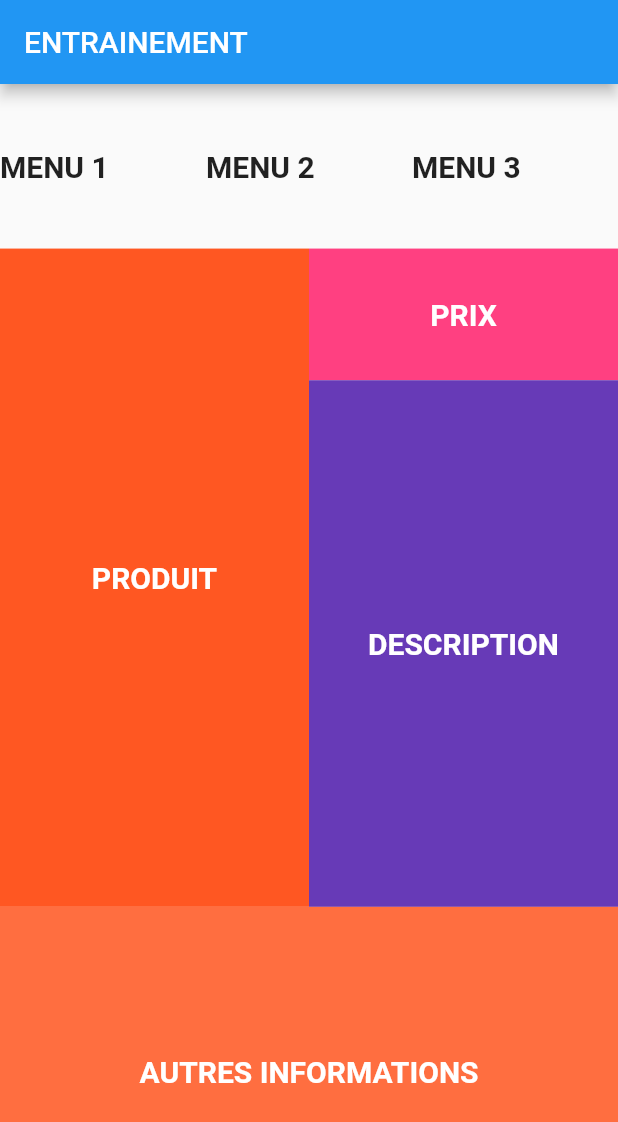
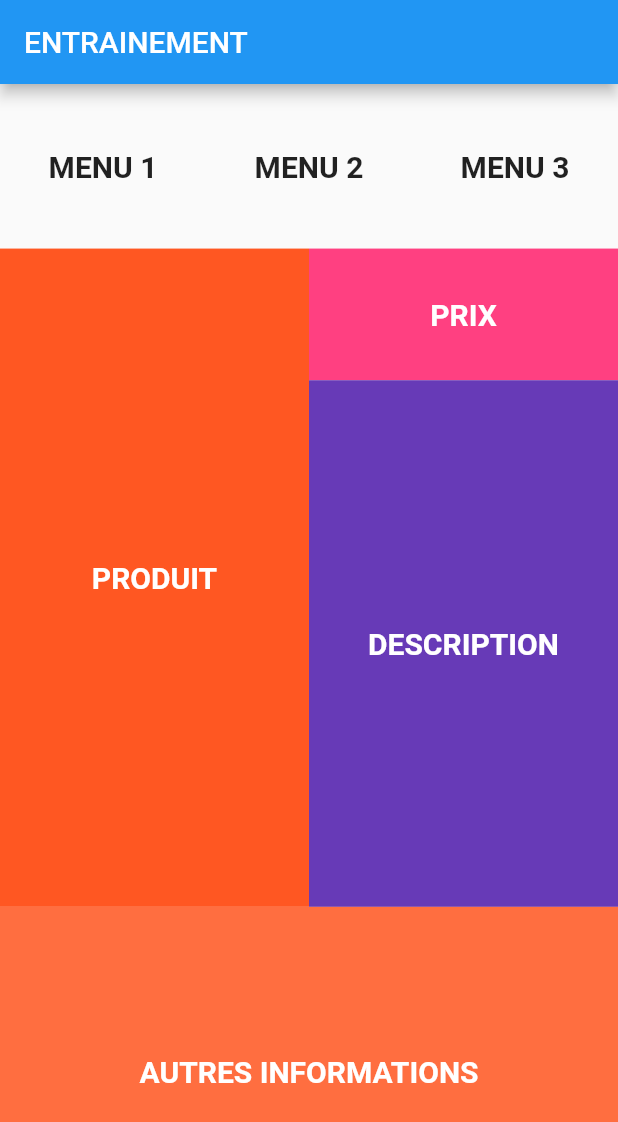
Before and after one commit to martinoyovo/flutter_formation_1, a Flutter app: the screen it shows after launch, on a phone screen of 412 x 824 dp. Shown: the top 1122 px of the screen. Run offline on Flutter 3.47's test engine with Material 2 defaults, Android fonts, the phone set to English and light mode, and no system bars.

```diff
--- a/lib/widgets/exercice2.dart
+++ b/lib/widgets/exercice2.dart
@@ -2,33 +2,20 @@ import 'package:flutter/cupertino.dart';
 import 'package:flutter/material.dart';
 
 class InfoCard extends StatelessWidget {
-
+  final menuTextStyle = TextStyle(fontSize: 20, fontWeight: FontWeight.bold);
   @override
   Widget build(BuildContext context) {
     return Column(
      children: <Widget>[
        Expanded(
          flex: 1,
-
            child: Row(
-             crossAxisAlignment: CrossAxisAlignment.center,
-             mainAxisAlignment: MainAxisAlignment.center,
+             //crossAxisAlignment: CrossAxisAlignment.center,
+             mainAxisAlignment: MainAxisAlignment.spaceAround,
            children: <Widget> [
-             Expanded(
-                 child: Container(
-                   child: Text("MENU 1", style: TextStyle(fontSize: 20, fontWeight: FontWeight.bold),),
-                 )
-             ),
-             Expanded(
-                 child: Container(
-                   child: Text("MENU 2", style: TextStyle(fontSize: 20, fontWeight: FontWeight.bold),),
-                 )
-             ),
-             Expanded(
-                 child: Container(
-                   child: Text("MENU 3", style: TextStyle(fontSize: 20, fontWeight: FontWeight.bold),),
-                 )
-             ),
+             Text("MENU 1", style: menuTextStyle),
+             Text("MENU 2", style: menuTextStyle),
+             Text("MENU 3", style: menuTextStyle),
            ],
 
        )),
@@ -47,6 +34,7 @@ class InfoCard extends StatelessWidget {
                Expanded(
                  flex: 5,
                  child: Column(
+                   //crossAxisAlignment: CrossAxisAlignment.center,
                    children: <Widget> [
                      Expanded(
                        flex: 2,
```
Also changed, not shown: lib/corrections/excercice2_correction.dart (added, +72 -0 lines).
